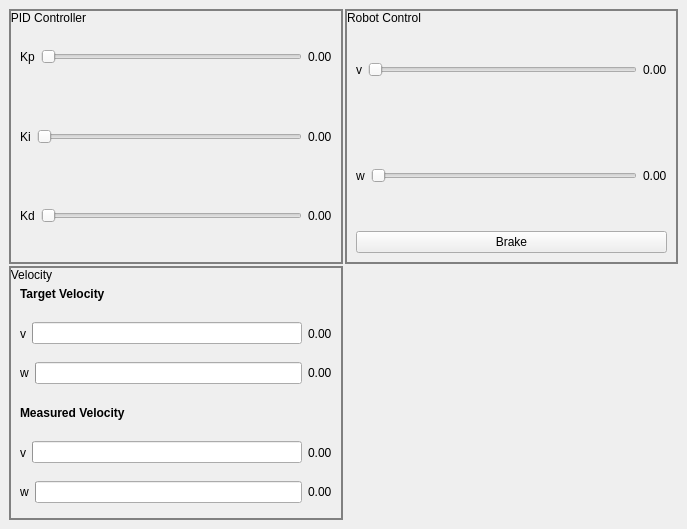
Old version of the form src/nxt_qt/ui/pid_window.ui in the repository Smart-Minotaur/nxt_minotaur.
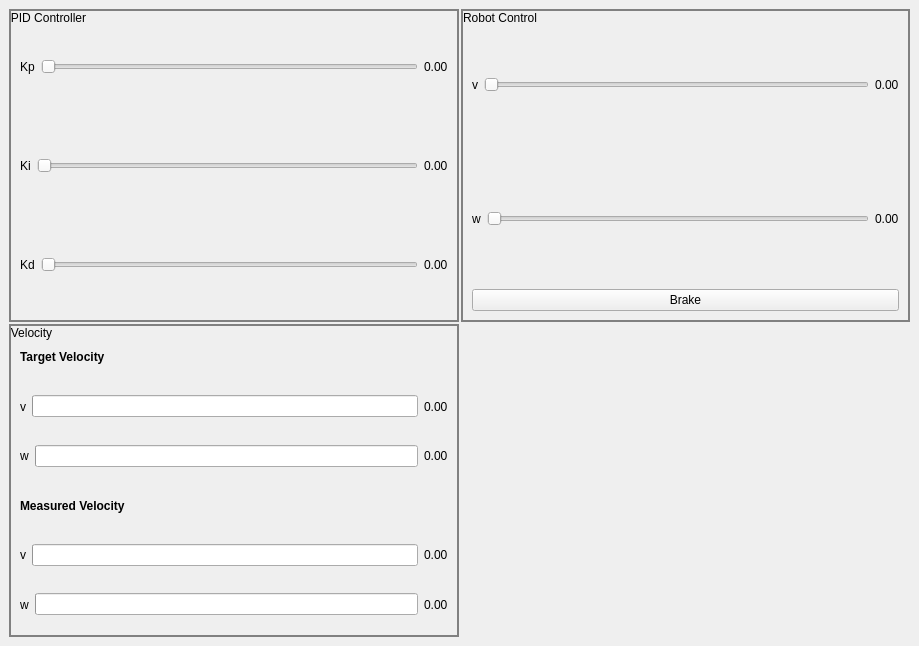
New version of the form. Custom widgets are drawn as their Qt base class.

What changed in the file:
```diff
--- a/src/nxt_qt/ui/pid_window.ui
+++ b/src/nxt_qt/ui/pid_window.ui
@@ -6,8 +6,8 @@
    <rect>
     <x>0</x>
     <y>0</y>
-    <width>687</width>
-    <height>529</height>
+    <width>919</width>
+    <height>646</height>
    </rect>
   </property>
   <property name="windowTitle">
@@ -26,9 +26,9 @@
    <locale language="English" country="Australia"/>
   </property>
   <widget class="QWidget" name="centralwidget">
-   <layout class="QHBoxLayout">
+   <layout class="QVBoxLayout" name="verticalLayout_3">
     <item>
-     <layout class="QGridLayout" name="gridLayout_2" columnminimumwidth="0,0">
+     <layout class="QGridLayout" name="gridLayout_2">
       <property name="spacing">
        <number>2</number>
       </property>
```
